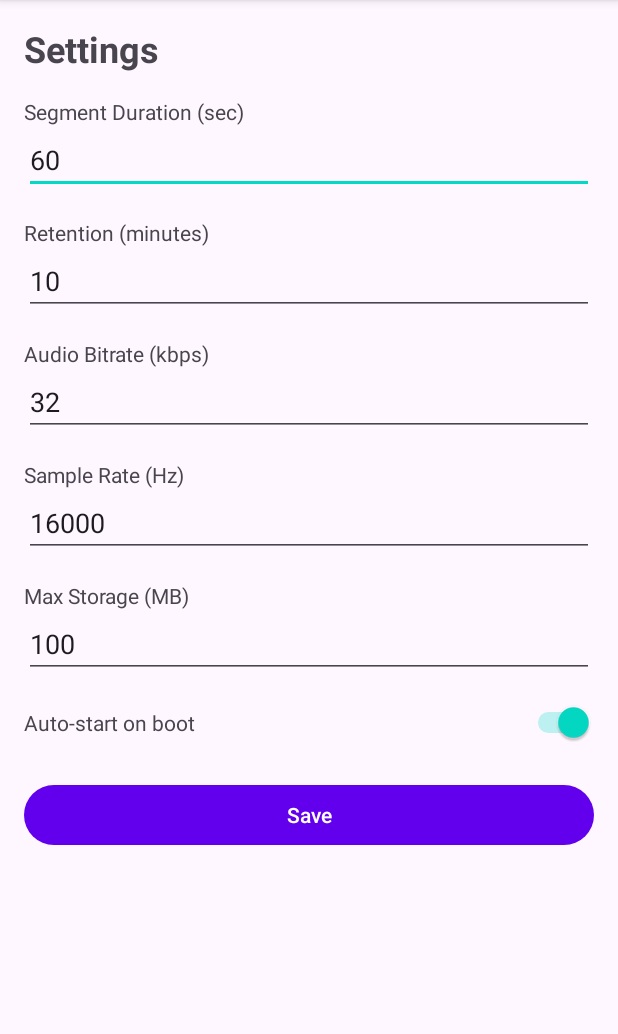
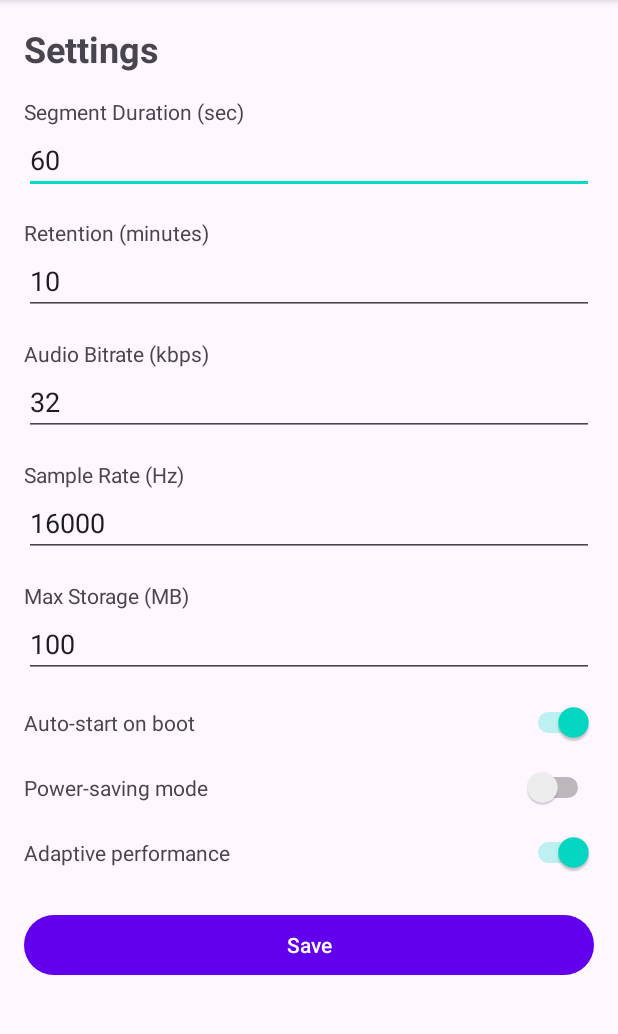
Before and after one commit to 151henry151/listen, an Android app: the SettingsActivity screen opened directly, with no data from a screen before it, on a phone screen of 412 x 824 dp, the part 96-1130 px from its top. Run offline under Robolectric (Android 15) with nearby library versions, the phone set to English and light mode, and no system bars.

Commit message:
Add adaptive performance and power-saving features to recording service
Co-authored-by: 151henry151 <151henry151@gmail.com>

```diff
--- a/app/src/main/java/com/listen/app/settings/SettingsManager.kt
+++ b/app/src/main/java/com/listen/app/settings/SettingsManager.kt
@@ -53,6 +53,16 @@ class SettingsManager(context: Context) {
         get() = prefs.getLong(KEY_LAST_SERVICE_START, 0)
         set(value) = prefs.edit { putLong(KEY_LAST_SERVICE_START, value) }
 
+    /** Whether power-saving mode is enabled by the user */
+    var powerSavingModeEnabled: Boolean
+        get() = prefs.getBoolean(KEY_POWER_SAVING_MODE, false)
+        set(value) = prefs.edit { putBoolean(KEY_POWER_SAVING_MODE, value) }
+
+    /** Whether adaptive performance behaviors are enabled */
+    var adaptivePerformanceEnabled: Boolean
+        get() = prefs.getBoolean(KEY_ADAPTIVE_PERFORMANCE, true)
+        set(value) = prefs.edit { putBoolean(KEY_ADAPTIVE_PERFORMANCE, value) }
+
     /** Calculate total storage usage for current settings */
     fun calculateStorageUsage(): Long {
         val segmentSizeBytes = (audioBitrate.toLong() * 1000 * segmentDurationSeconds) / 8
@@ -92,6 +102,8 @@ class SettingsManager(context: Context) {
         private const val KEY_MAX_STORAGE = "max_storage"
         private const val KEY_AUTO_START_BOOT = "auto_start_boot"
         private const val KEY_LAST_SERVICE_START = "last_service_start"
+        private const val KEY_POWER_SAVING_MODE = "power_saving_mode"
+        private const val KEY_ADAPTIVE_PERFORMANCE = "adaptive_performance"
 
         // Default values
         const val DEFAULT_SEGMENT_DURATION = 60 // 1 minute
--- a/app/src/main/java/com/listen/app/ui/SettingsActivity.kt
+++ b/app/src/main/java/com/listen/app/ui/SettingsActivity.kt
@@ -23,6 +23,8 @@ class SettingsActivity : AppCompatActivity() {
 		val etSampleRate: EditText = findViewById(R.id.et_sample_rate)
 		val etMaxStorage: EditText = findViewById(R.id.et_max_storage)
 		val swAutoStart: Switch = findViewById(R.id.sw_auto_start)
+		val swPowerSaving: Switch = findViewById(R.id.sw_power_saving)
+		val swAdaptive: Switch = findViewById(R.id.sw_adaptive)
 		val btnSave: Button = findViewById(R.id.btn_save_settings)
 
 		// Pre-fill current values
@@ -32,6 +34,8 @@ class SettingsActivity : AppCompatActivity() {
 		etSampleRate.setText(settings.audioSampleRate.toString())
 		etMaxStorage.setText(settings.maxStorageMB.toString())
 		swAutoStart.isChecked = settings.autoStartOnBoot
+		swPowerSaving.isChecked = settings.powerSavingModeEnabled
+		swAdaptive.isChecked = settings.adaptivePerformanceEnabled
 
 		btnSave.setOnClickListener {
 			settings.segmentDurationSeconds = etSegmentDuration.text.toString().toIntOrNull() ?: settings.segmentDurationSeconds
@@ -39,7 +43,9 @@ class SettingsActivity : AppCompatActivity() {
 			settings.audioBitrate = etBitrate.text.toString().toIntOrNull() ?: settings.audioBitrate
 			settings.audioSampleRate = etSampleRate.text.toString().toIntOrNull() ?: settings.audioSampleRate
 			settings.maxStorageMB = etMaxStorage.text.toString().toIntOrNull() ?: settings.maxStorageMB
-			settings.autoStartOnBoot = swAutoStart.isChecked
+			swAutoStart.isChecked.also { settings.autoStartOnBoot = it }
+			swPowerSaving.isChecked.also { settings.powerSavingModeEnabled = it }
+			swAdaptive.isChecked.also { settings.adaptivePerformanceEnabled = it }
 
 			// Notify running service to apply new settings
 			ListenForegroundService.applyUpdatedSettings(this)
--- a/app/src/main/res/layout/activity_settings.xml
+++ b/app/src/main/res/layout/activity_settings.xml
@@ -88,6 +88,40 @@
                 android:layout_height="wrap_content" />
         </LinearLayout>
 
+        <LinearLayout
+            android:layout_width="match_parent"
+            android:layout_height="wrap_content"
+            android:layout_marginTop="16dp"
+            android:orientation="horizontal">
+
+            <TextView
+                android:layout_width="0dp"
+                android:layout_height="wrap_content"
+                android:layout_weight="1"
+                android:text="Power-saving mode" />
+            <Switch
+                android:id="@+id/sw_power_saving"
+                android:layout_width="wrap_content"
+                android:layout_height="wrap_content" />
+        </LinearLayout>
+
+        <LinearLayout
+            android:layout_width="match_parent"
+            android:layout_height="wrap_content"
+            android:layout_marginTop="16dp"
+            android:orientation="horizontal">
+
+            <TextView
+                android:layout_width="0dp"
+                android:layout_height="wrap_content"
+                android:layout_weight="1"
+                android:text="Adaptive performance" />
+            <Switch
+                android:id="@+id/sw_adaptive"
+                android:layout_width="wrap_content"
+                android:layout_height="wrap_content" />
+        </LinearLayout>
+
         <Button
             android:id="@+id/btn_save_settings"
             android:layout_width="match_parent"
```
Also changed, not shown: app/src/main/java/com/listen/app/audio/AudioRecorderService.kt (+17 -1 lines), app/src/main/java/com/listen/app/perf/PerformanceMonitor.kt (added, +126 -0 lines), app/src/main/java/com/listen/app/service/ListenForegroundService.kt (+65 -3 lines), build.gradle (+6 -5 lines).
